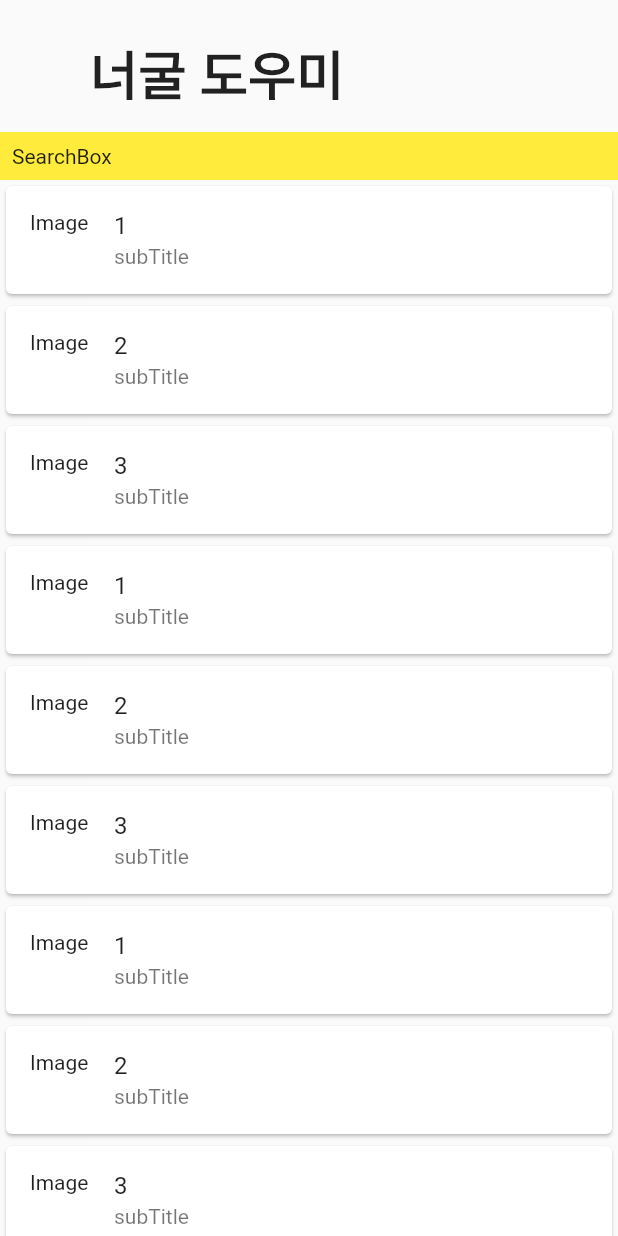
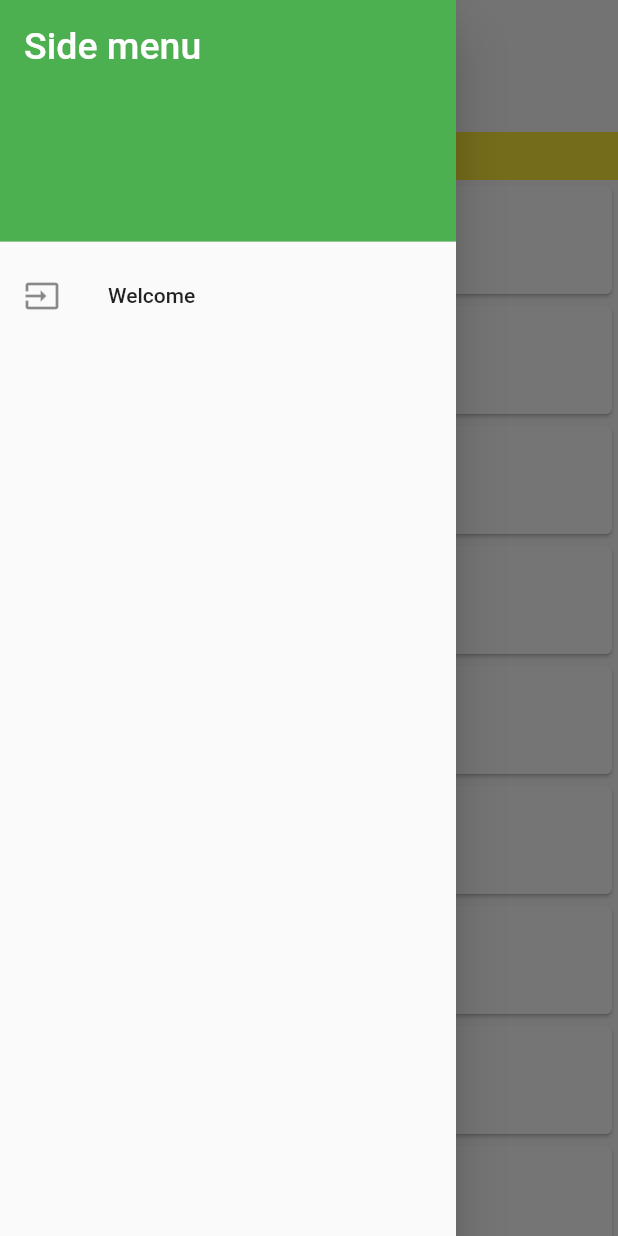
Before and after one commit to lteawoo/nook_helper, a Flutter app: the screen it shows after launch, with the side drawer open (before the commit the screen has no drawer), on a phone screen of 412 x 824 dp. Run offline on Flutter 3.47's test engine with Material 2 defaults, Android fonts, the phone set to English and light mode, and no system bars.

Commit message:
반응형 추가

```diff
--- a/lib/main.dart
+++ b/lib/main.dart
@@ -1,4 +1,5 @@
 import 'package:flutter/material.dart';
+import 'package:nookshelper/layout/adaptive.dart';
 
 import 'catalog.dart';
 
@@ -9,10 +10,33 @@ void main() {
 class MyApp extends StatelessWidget {
   @override
   Widget build(BuildContext context) {
+
     return MaterialApp(
-      title: 'Nooks Helper',
-      home: Scaffold(
-        body: Column(
+        title: 'Nooks Helper',
+        home: HomePage(),
+    );
+  }
+}
+
+class HomePage extends StatefulWidget {
+  @override
+  _HomePageState createState() => _HomePageState();
+}
+
+class _HomePageState extends State<HomePage> {
+  @override
+  Widget build(BuildContext context) {
+    final isDesktop = isDisplayDesktop(context);
+
+    if(isDesktop) {
+      debugPrint(isDesktop.toString());
+    }
+    return Scaffold(
+      drawer: _NavDrawer(),
+      body: SafeArea(
+        top: !isDesktop,
+        bottom: !isDesktop,
+        child: Column(
           children: <Widget>[
             _TopBar(),
             Expanded(
@@ -21,6 +45,34 @@ class MyApp extends StatelessWidget {
           ],
         ),
       ),
+    );
+  }
+}
+
+class _NavDrawer extends StatelessWidget {
+  @override
+  Widget build(BuildContext context) {
+    return Drawer(
+      child: ListView(
+        children: <Widget>[
+          DrawerHeader(
+            child: Text(
+              'Side menu',
+              style: TextStyle(color: Colors.white, fontSize: 25),
+            ),
+            decoration: BoxDecoration(
+              color: Colors.green,
+            ),
+          ),
+          ListTile(
+            leading: Icon(Icons.input),
+            title: Text('Welcome'),
+            onTap: () {
+              debugPrint('welcome');
+            },
+          )
+        ],
+      )
     );
   }
 }
```
Also changed, not shown: lib/layout/adaptive.dart (added, +31 -0 lines).
